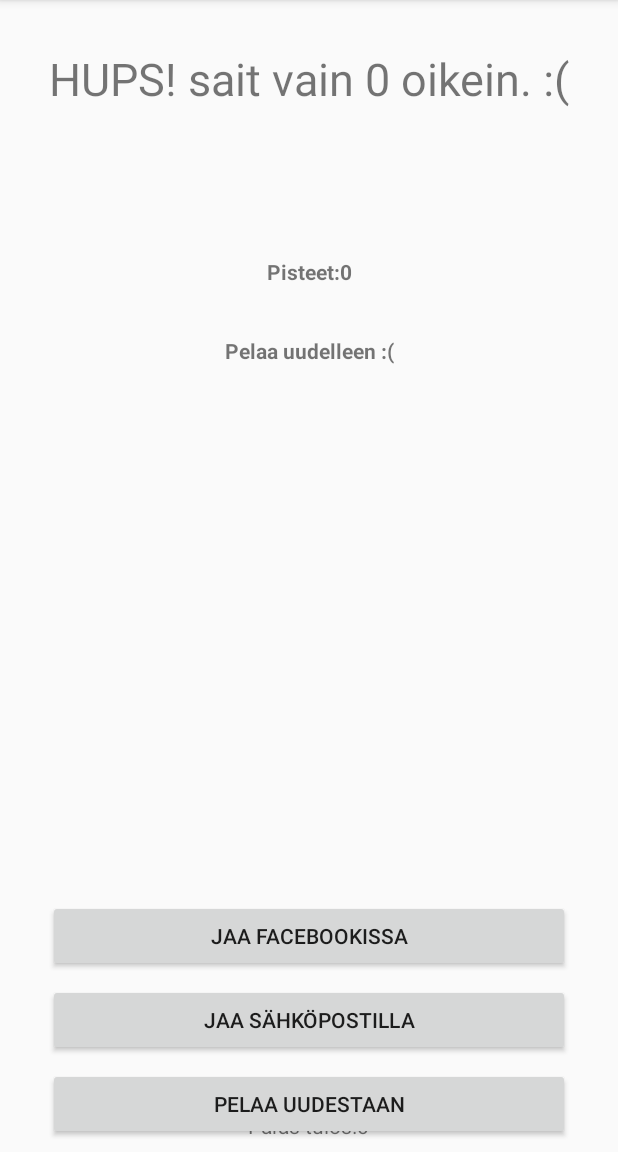
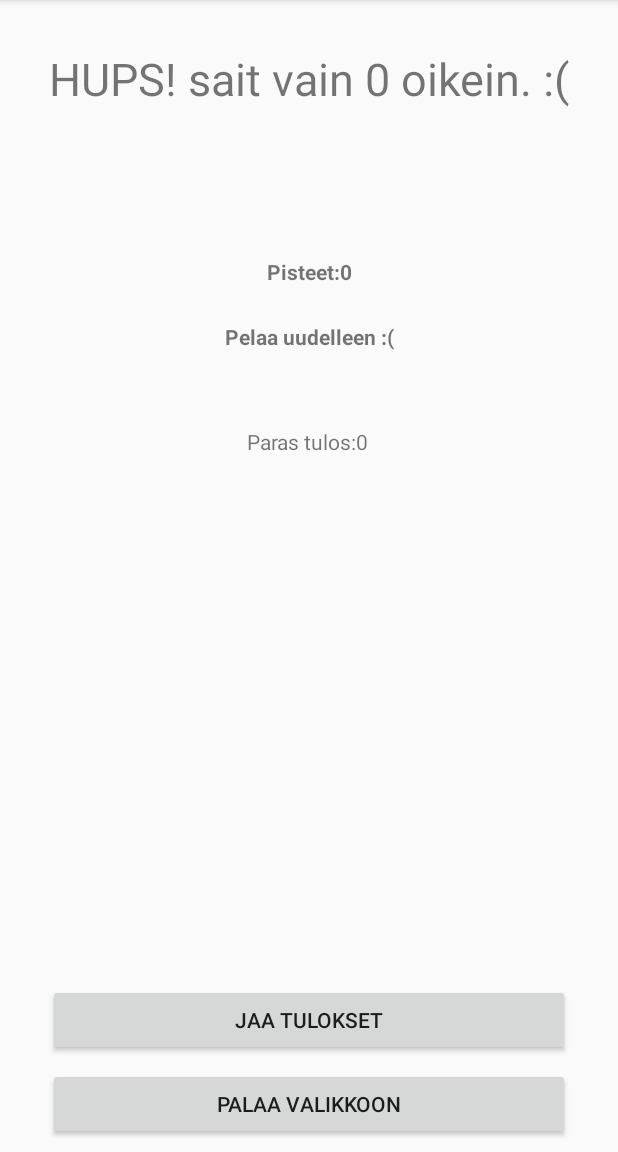
Before and after one commit to lestola/TietoSuojaAndroid, an Android app: the GameOver screen opened directly, with no data from a screen before it, on a phone screen of 412 x 824 dp, the part 84-1236 px from its top. Run offline under Robolectric (Android 15) with nearby library versions, the phone set to English and light mode, and no system bars; 2 statements that could not run were skipped.

Commit message:
päävalikkoon palaaminen toimii

```diff
--- a/app/src/main/res/layout/activity_game_over.xml
+++ b/app/src/main/res/layout/activity_game_over.xml
@@ -39,15 +39,15 @@
         android:id="@+id/button"
         android:layout_width="0dp"
         android:layout_height="wrap_content"
+        android:layout_marginBottom="8dp"
+        android:layout_marginLeft="32dp"
+        android:layout_marginRight="32dp"
         android:onClick="ContinuePushed"
-        android:text="Pelaa uudestaan"
+        android:text="Palaa valikkoon"
         app:layout_constraintBottom_toBottomOf="parent"
-        android:layout_marginBottom="8dp"
-        android:layout_marginRight="32dp"
-        app:layout_constraintRight_toRightOf="parent"
-        android:layout_marginLeft="32dp"
+        app:layout_constraintHorizontal_bias="0.0"
         app:layout_constraintLeft_toLeftOf="parent"
-        app:layout_constraintHorizontal_bias="0.0" />
+        app:layout_constraintRight_toRightOf="parent" />
 
     <TextView
         android:id="@+id/tvScores"
@@ -67,55 +67,40 @@
         android:id="@+id/btnShareFacebook"
         android:layout_width="0dp"
         android:layout_height="wrap_content"
-        android:text="Jaa Facebookissa"
         android:layout_marginBottom="8dp"
-        app:layout_constraintBottom_toTopOf="@+id/btnShareEmail"
+        android:layout_marginLeft="32dp"
         android:layout_marginRight="32dp"
-        app:layout_constraintRight_toRightOf="parent"
-        android:layout_marginLeft="32dp"
+        android:text="Jaa tulokset"
+        android:onClick="ShareButtonPushed"
+        app:layout_constraintBottom_toTopOf="@+id/button"
+        app:layout_constraintHorizontal_bias="0.0"
         app:layout_constraintLeft_toLeftOf="parent"
-        app:layout_constraintHorizontal_bias="0.0" />
-
-    <Button
-        android:id="@+id/btnShareEmail"
-        android:layout_width="0dp"
-        android:layout_height="wrap_content"
-        android:text="Jaa sähköpostilla"
-        android:layout_marginBottom="8dp"
-        app:layout_constraintBottom_toTopOf="@+id/button"
-        android:layout_marginRight="32dp"
-        app:layout_constraintRight_toRightOf="parent"
-        android:layout_marginLeft="32dp"
-        app:layout_constraintLeft_toLeftOf="parent"
-        app:layout_constraintHorizontal_bias="0.0" />
+        app:layout_constraintRight_toRightOf="parent" />
 
     <TextView
         android:id="@+id/tvHighScore"
         android:layout_width="wrap_content"
         android:layout_height="wrap_content"
-        android:layout_marginTop="8dp"
+        android:layout_marginTop="16dp"
         android:text="Paras tulos:"
         app:layout_constraintLeft_toLeftOf="parent"
         app:layout_constraintRight_toRightOf="parent"
-        app:layout_constraintTop_toBottomOf="@+id/textView3"
-        app:layout_constraintHorizontal_bias="0.501"
-        app:layout_constraintBottom_toBottomOf="parent"
+        app:layout_constraintTop_toBottomOf="@+id/tvRank"
+        app:layout_constraintHorizontal_bias="0.498"
         android:layout_marginBottom="8dp"
-        app:layout_constraintVertical_bias="0.100000024" />
+        app:layout_constraintVertical_bias="0.091"
+        app:layout_constraintBottom_toTopOf="@+id/btnShareFacebook" />
 
     <TextView
         android:id="@+id/tvRank"
         android:layout_width="wrap_content"
         android:layout_height="wrap_content"
-        android:layout_marginTop="6dp"
         android:text="Pelaa uudelleen :("
         android:textStyle="bold"
-        app:layout_constraintTop_toBottomOf="@+id/tvScores"
         android:layout_marginLeft="8dp"
         app:layout_constraintLeft_toLeftOf="parent"
         android:layout_marginRight="8dp"
         app:layout_constraintRight_toRightOf="parent"
-        app:layout_constraintBottom_toBottomOf="parent"
-        android:layout_marginBottom="8dp"
-        app:layout_constraintVertical_bias="0.050000012" />
+        android:layout_marginTop="24dp"
+        app:layout_constraintTop_toBottomOf="@+id/tvScores" />
 </android.support.constraint.ConstraintLayout>
```
